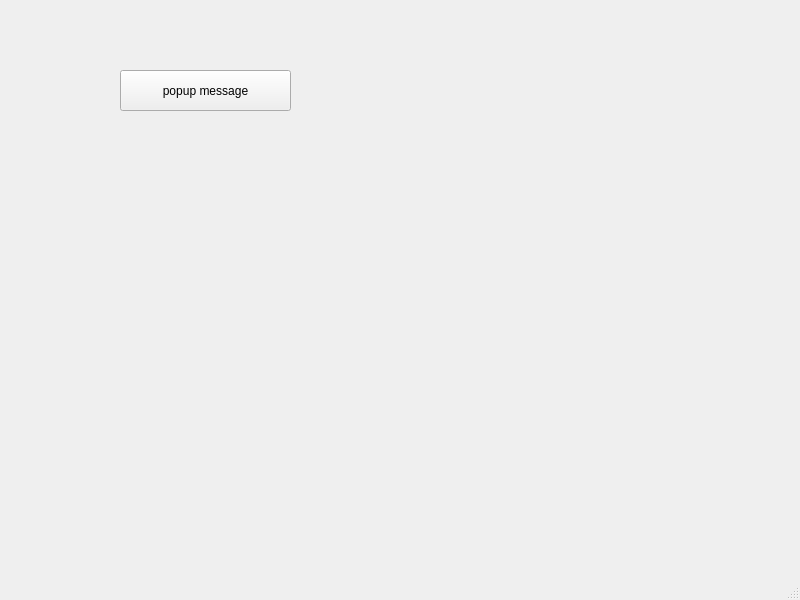
Qt form mainwindow.ui (Abdelrahman-Shorim/FlightApp) before a commit.
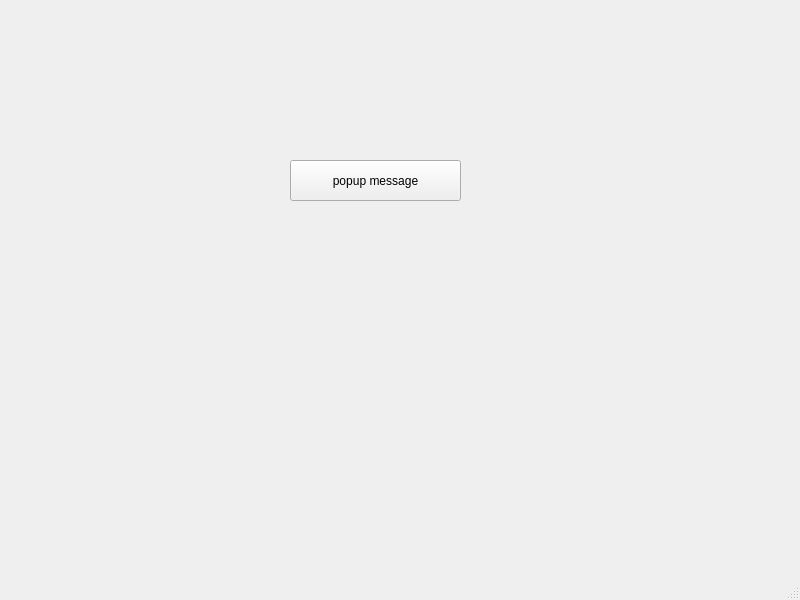
The same form after that commit.

What changed in the file:
```diff
--- a/mainwindow.ui
+++ b/mainwindow.ui
@@ -17,8 +17,8 @@
    <widget class="QPushButton" name="popup">
     <property name="geometry">
      <rect>
-      <x>120</x>
-      <y>70</y>
+      <x>290</x>
+      <y>160</y>
       <width>171</width>
       <height>41</height>
      </rect>
```
